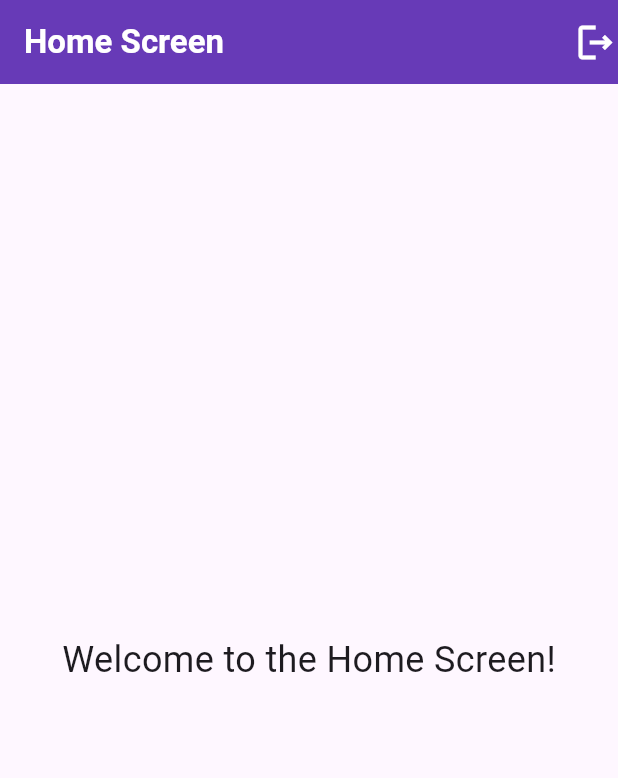
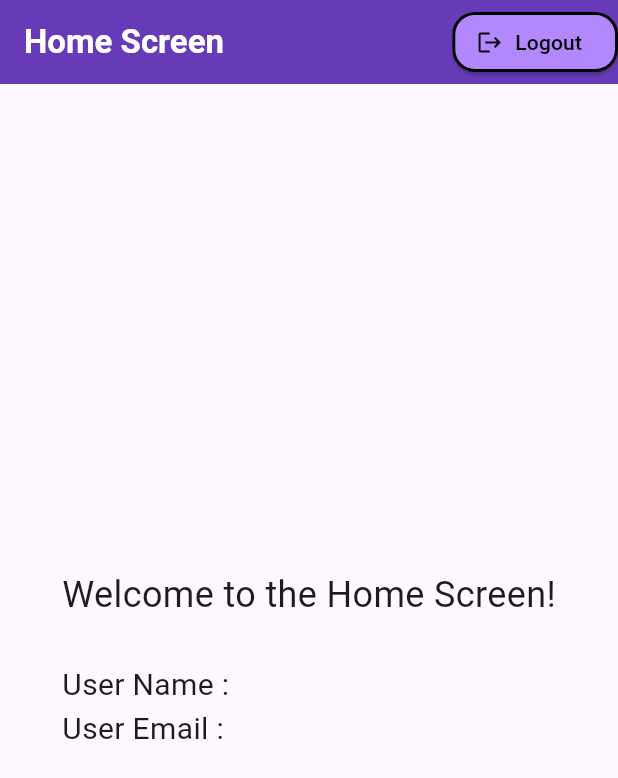
Before and after one commit to rz-rahimi01/Flutter-Projects-60-Days-Challenge, a Flutter app: the screen it shows once a user with an empty profile is signed in, on a phone screen of 412 x 824 dp. Shown: the top 778 px of the screen. Run offline on Flutter 3.47's test engine with Material 3 defaults, Android fonts, the phone set to English and light mode, and no system bars; our stand-ins replace firebase_auth, firebase_core, hive_flutter; accounts and stored records are empty.

Commit message:
Week 4 Day 6

```diff
--- a/Week 4/FirebaseAuthApp/lib/screens/home_screen.dart
+++ b/Week 4/FirebaseAuthApp/lib/screens/home_screen.dart
@@ -1,7 +1,6 @@
 import 'package:firebase_auth/firebase_auth.dart';
 import 'package:firebaseauth/screens/login_screen.dart';
 import 'package:flutter/material.dart';
-import 'package:flutter/services.dart';
 
 class HomeScreen extends StatefulWidget {
   const HomeScreen({super.key});
@@ -11,23 +10,71 @@ class HomeScreen extends StatefulWidget {
 }
 
 class _HomeScreenState extends State<HomeScreen> {
+  User? user = FirebaseAuth.instance.currentUser;
+  late String email;
+  late String name;
+  @override
+  void initState() {
+    super.initState();
+    email = user?.email ?? "No Email";
+    name = user?.displayName ?? "No Name Provided";
+  }
+
   @override
   Widget build(BuildContext context) {
     return Scaffold(
       appBar: AppBar(
         actions: [
-          InkWell(
-            onTap: () {
-              FirebaseAuth.instance.signOut();
-              Navigator.pushAndRemoveUntil(
-                context,
-                MaterialPageRoute(builder: (context) => LoginScreen()),
-                (route) => false,
+          ElevatedButton.icon(
+            onPressed: () {
+              showDialog(
+                context: context,
+                builder: (BuildContext context) {
+                  return AlertDialog(
+                    title: Text("Warning !"),
+                    content: Text("Do you really want to logout?"),
+                    elevation: 5,
+
+                    shadowColor: Colors.deepPurpleAccent[200],
+                    actions: [
+                      TextButton.icon(
+                        onPressed: () {
+                          FirebaseAuth.instance.signOut();
+                          Navigator.pushAndRemoveUntil(
+                            context,
+                            MaterialPageRoute(
+                              builder: (context) => LoginScreen(),
+                            ),
+                            (route) => false,
+                          );
+                        },
+                        icon: Icon(Icons.logout),
+                        label: Text("Logout"),
+                      ),
+
+                      TextButton(
+                        onPressed: () {
+                          Navigator.pop(context);
+                        },
+                        child: Text("Cancel"),
+                      ),
+                    ],
+                  );
+                },
               );
             },
-            child: Icon(Icons.logout_outlined, color: Colors.white, size: 30),
+            icon: Icon(Icons.logout, color: Colors.black),
+            label: Text("Logout", style: TextStyle(color: Colors.black)),
+            style: ElevatedButton.styleFrom(
+              shape: RoundedRectangleBorder(
+                borderRadius: BorderRadius.circular(15),
+              ),
+              side: BorderSide(color: Colors.black, width: 2),
+              backgroundColor: Colors.deepPurpleAccent[100],
+            ),
           ),
         ],
+        centerTitle: false,
 
         automaticallyImplyLeading: true,
         title: Text(
@@ -37,9 +84,14 @@ class _HomeScreenState extends State<HomeScreen> {
         backgroundColor: Colors.deepPurple,
       ),
       body: Center(
-        child: Text(
-          "Welcome to the Home Screen!",
-          style: TextStyle(fontSize: 24),
+        child: Column(
+          mainAxisAlignment: MainAxisAlignment.center,
+          crossAxisAlignment: CrossAxisAlignment.start,
+          children: [
+            Text("Welcome to the Home Screen!", style: TextStyle(fontSize: 24)),
+            Text("\nUser Name : $name", style: TextStyle(fontSize: 20)),
+            Text("User Email : $email", style: TextStyle(fontSize: 20)),
+          ],
         ),
       ),
     );
```
